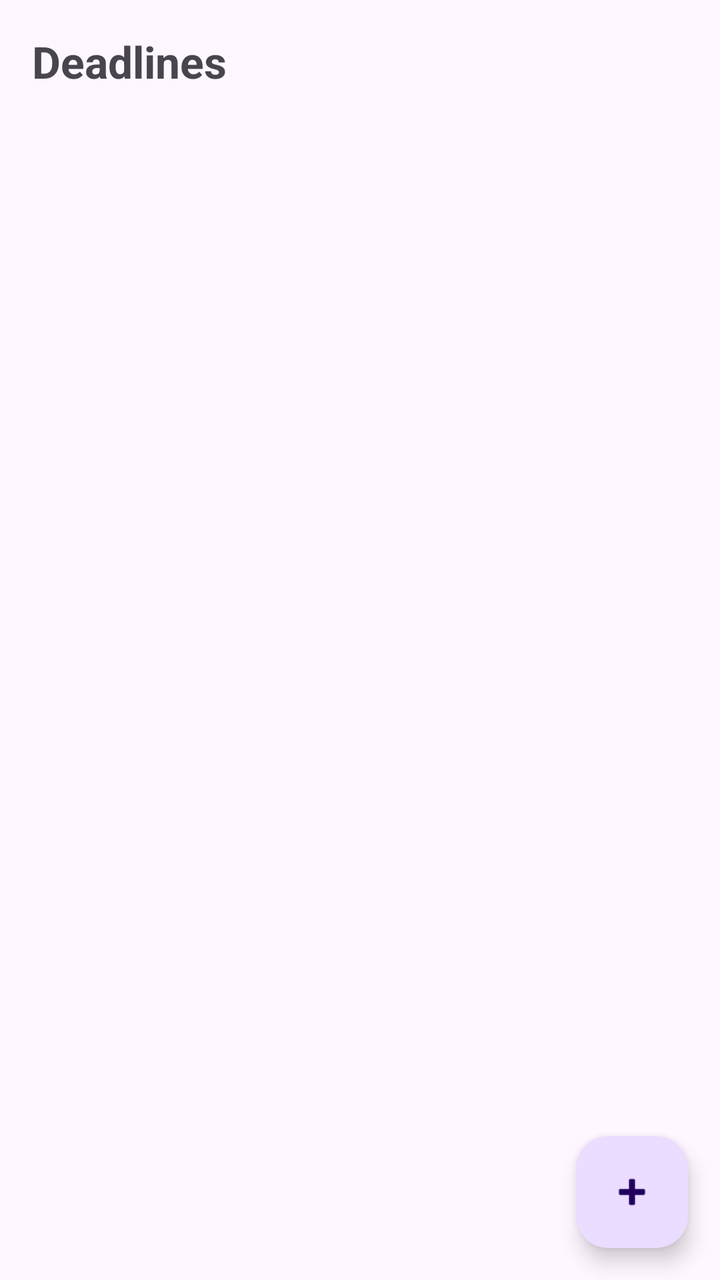
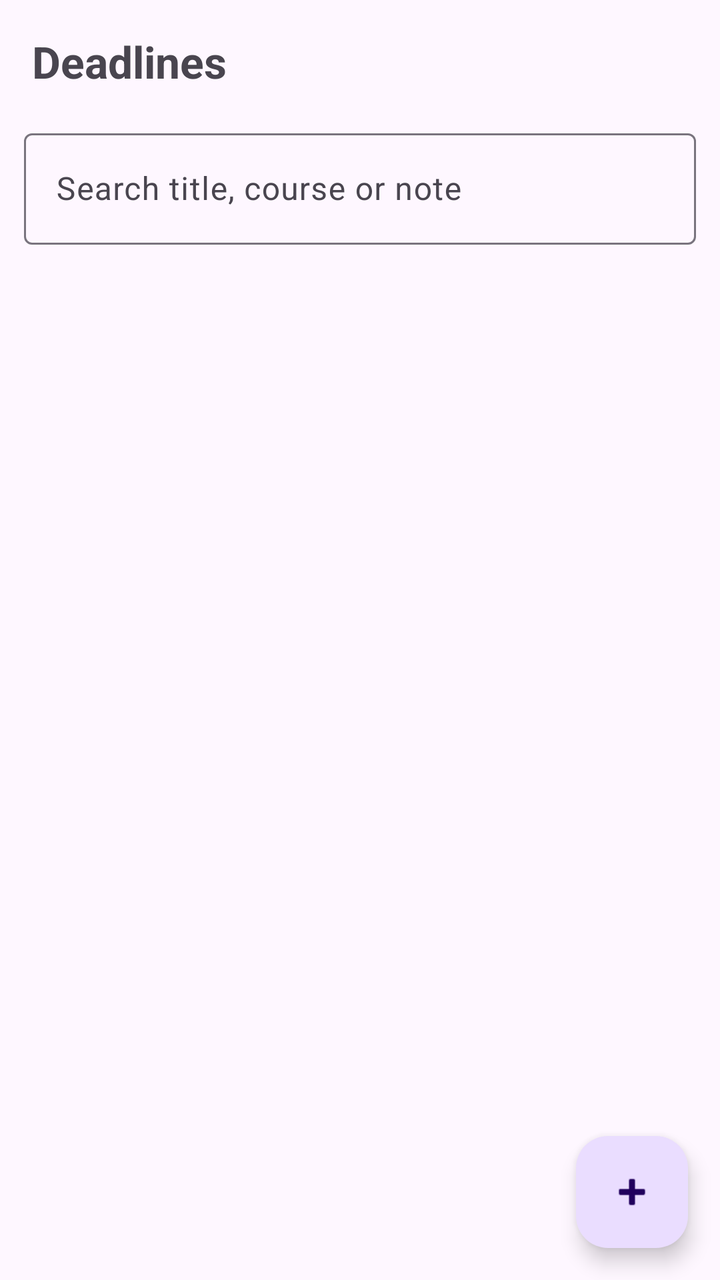

An Android layout rendered at two revisions. The XML below is the earlier revision; the diff shows what the commit changed to produce the second picture.
<!-- AndroidManifest.xml: application theme Theme.CampusCompanion -->
<!-- res/layout/activity_deadlines.xml -->
<?xml version="1.0" encoding="utf-8"?>
<androidx.coordinatorlayout.widget.CoordinatorLayout
    xmlns:android="http://schemas.android.com/apk/res/android"
    android:layout_width="match_parent"
    android:layout_height="match_parent">

    <LinearLayout
        android:layout_width="match_parent"
        android:layout_height="match_parent"
        android:orientation="vertical">

        <TextView
            android:layout_width="match_parent"
            android:layout_height="wrap_content"
            android:padding="16dp"
            android:text="Deadlines"
            android:textSize="22sp"
            android:textStyle="bold" />

        <FrameLayout
            android:layout_width="match_parent"
            android:layout_height="0dp"
            android:layout_weight="1">

            <androidx.recyclerview.widget.RecyclerView
                android:id="@+id/recycler"
                android:layout_width="match_parent"
                android:layout_height="match_parent"
                android:clipToPadding="false"
                android:paddingBottom="88dp" />

            <TextView
                android:id="@+id/emptyText"
                android:layout_width="wrap_content"
                android:layout_height="wrap_content"
                android:layout_gravity="center"
                android:gravity="center"
                android:text="No deadlines yet.\nTap + to add one."
                android:visibility="gone" />
        </FrameLayout>
    </LinearLayout>

    <com.google.android.material.floatingactionbutton.FloatingActionButton
        android:id="@+id/fabAdd"
        android:layout_width="wrap_content"
        android:layout_height="wrap_content"
        android:layout_gravity="bottom|end"
        android:layout_margin="16dp"
        android:contentDescription="Add deadline"
        android:src="@android:drawable/ic_input_add" />
</androidx.coordinatorlayout.widget.CoordinatorLayout>
<!-- resources referenced by this layout -->
<resources>
  <style name="Theme.CampusCompanion" parent="Base.Theme.CampusCompanion" />
  <style name="Base.Theme.CampusCompanion" parent="Theme.Material3.DayNight.NoActionBar">
          
          
      </style>
</resources>

<!-- the commit's change to res/layout/activity_deadlines.xml (unified diff, before → after) -->
@@ -16,6 +16,21 @@
             android:text="Deadlines"
             android:textSize="22sp"
             android:textStyle="bold" />
+
+        <com.google.android.material.textfield.TextInputLayout
+            android:layout_width="match_parent"
+            android:layout_height="wrap_content"
+            android:layout_marginStart="12dp"
+            android:layout_marginEnd="12dp"
+            android:hint="Search title, course or note">
+
+            <com.google.android.material.textfield.TextInputEditText
+                android:id="@+id/etSearch"
+                android:layout_width="match_parent"
+                android:layout_height="wrap_content"
+                android:inputType="text"
+                android:maxLines="1" />
+        </com.google.android.material.textfield.TextInputLayout>
 
         <FrameLayout
             android:layout_width="match_parent"
